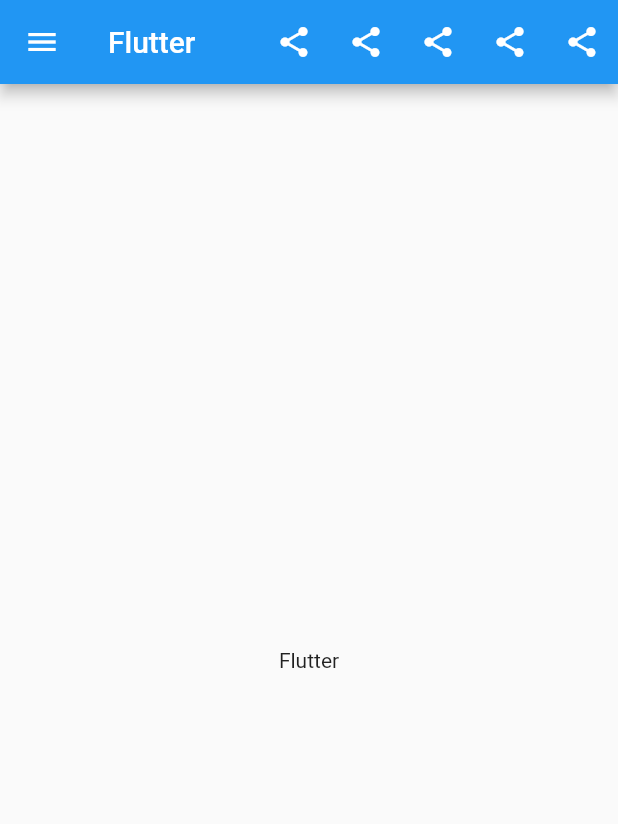
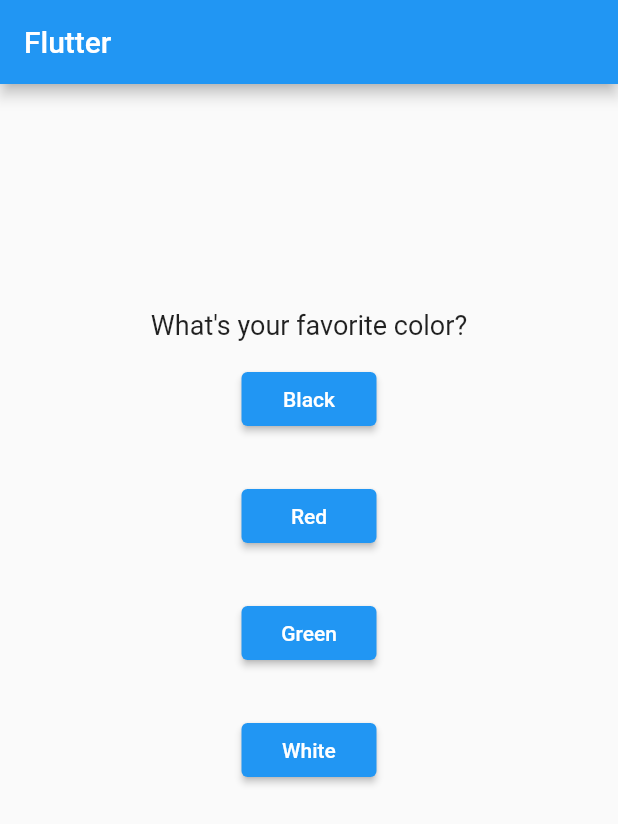
Before and after one commit to baizhi958216/Begin-learning-Flutter, a Flutter app: the screen it shows after launch, on a phone screen of 412 x 824 dp. Shown: the top 824 px of the screen. Run offline on Flutter 3.47's test engine with Material 2 defaults, Android fonts, the phone set to English and light mode, and no system bars.

Commit message:
flutter: new demo
Signed-off-by: baizhi958216 <1475289190@qq.com>

```diff
--- /dev/null
+++ b/lib/answer.dart
@@ -0,0 +1,30 @@
+import 'package:flutter/material.dart';
+
+class Answer extends StatelessWidget {
+  /*
+  由于_answerQuestion没有返回值,
+  所以该回调函数应该是 VoidCallback
+  设置为 Function 会收到 error
+  */
+
+  final VoidCallback selectHandler;
+  final String answerText;
+  const Answer(this.selectHandler, this.answerText, {Key? key})
+      : super(key: key);
+
+  @override
+  Widget build(BuildContext context) {
+    return Container(
+      width: 90,
+      margin: const EdgeInsets.only(left: 0, top: 15, right: 0, bottom: 15),
+      // flutter 2.12开始不再使用RaisedButton
+      child: ElevatedButton(
+        style: ButtonStyle(
+          backgroundColor: MaterialStateProperty.all(Colors.blue),
+        ),
+        onPressed: selectHandler,
+        child: Text(answerText),
+      ),
+    );
+  }
+}
--- a/lib/main.dart
+++ b/lib/main.dart
@@ -1,4 +1,153 @@
-// 打log用的
+import 'dart:developer';
+
+import 'package:exploration_planner/quiz.dart';
+import 'package:exploration_planner/result.dart';
+import 'package:flutter/material.dart';
+
+/* void main() {
+  runApp(MyApp());
+} */
+
+main() => runApp(const MyApp());
+
+// class MyApp extends StatelessWidget {
+// refactor重构StatelessWidget->StatefulWidget Ctrl+Shift+r
+class MyApp extends StatefulWidget {
+  // 为公开类提供Key
+  const MyApp({Key? key}) : super(key: key);
+
+  /*
+  // VSCode自动重构生成
+  @override
+  State<MyApp> createState() => _MyAppState();
+  */
+
+  @override
+  State<StatefulWidget> createState() {
+    return _MyAppState();
+  }
+}
+
+class _MyAppState extends State<MyApp> {
+  var _questionIndex = 0;
+
+  // const: 编译时常量
+  // final: 运行时常量
+  final _questions = const [
+    {
+      'QuestionText': 'What\'s your favorite color?',
+      'answer': ['Black', 'Red', 'Green', 'White'],
+    },
+    {
+      'QuestionText': 'What\'s your favorite animal?',
+      'answer': ['Rabbits', 'Snake', 'Elephant', 'Lion'],
+    },
+    {
+      'QuestionText': '挑选你的老婆?',
+      'answer': ['莹', '神里凌华', '霄宫', '刻晴'],
+    },
+  ];
+
+  void _answerQuestion() {
+    setState(() {
+      if (_questionIndex < _questions.length) {
+        _questionIndex++;
+        /*
+        https://dart-lang.github.io/linter/lints/avoid_print.html
+        BAD: print('$_questionIndex');
+        GOOD: log('$_questionIndex');
+        */
+        log('$_questionIndex');
+      }
+    });
+  }
+
+  @override
+  Widget build(BuildContext context) {
+    return MaterialApp(
+      home: Scaffold(
+          appBar: AppBar(title: const Text("Flutter")),
+          body: _questionIndex < _questions.length
+              /*
+        小于questions.length展示列表
+        否则中间展示'There is nothing here!!'
+         */
+              ? Quiz(_questions, _answerQuestion, _questionIndex)
+              : const Result('There is nothing here')),
+    );
+  }
+
+  /*
+  //高度耦合
+  @override
+  Widget build(BuildContext context) {
+    var questions = [
+      'What\'s your favorite color?',
+      'What\'s your favorite animal?'
+    ];
+    return MaterialApp(
+      // home: Text("Hello!"),
+      home: Scaffold(
+        appBar: AppBar(title: const Text("Flutter")),
+        // body: Text('Flutter'),
+        body: Column(children: <Widget>[
+          Text(questions[questionIndex]),
+          // answerQuestion()会返回结果给编译器，但是此处answerQuestion是void
+          // answerQuestion则将指针传给编译器
+          ElevatedButton(
+              onPressed: answerQuestion, child: const Text("Answer 1")),
+          // 可以使用箭头函数，匿名函数
+          ElevatedButton(
+              onPressed: () => print("Answer 2!"),
+              child: const Text("Answer 2")),
+          ElevatedButton(
+              onPressed: () {
+                print("Answer 3!");
+              },
+              child: const Text('Answer 3')),
+        ]),
+      ),
+    );
+  } */
+}
+
+
+
+
+
+
+
+
+
+
+
+
+
+
+
+
+
+
+
+
+
+
+
+
+
+
+
+
+
+
+
+
+
+
+
+
+
+/* // 打log用的
 import 'dart:developer';
 // 引入flutter自带material包，提供丰富的material Widgets
 import 'package:flutter/material.dart';
@@ -85,3 +234,4 @@
     );
   }
 }
+ */
--- /dev/null
+++ b/lib/question.dart
@@ -0,0 +1,20 @@
+import 'package:flutter/material.dart';
+
+class Question extends StatelessWidget {
+  final String questionText;
+
+  const Question(this.questionText, {Key? key}) : super(key: key);
+
+  @override
+  Widget build(BuildContext context) {
+    return Container(
+      width: double.infinity,
+      margin: const EdgeInsets.only(top: 150, left: 0, right: 0, bottom: 0),
+      child: Text(
+        questionText,
+        style: const TextStyle(fontSize: 18),
+        textAlign: TextAlign.center,
+      ),
+    );
+  }
+}
--- /dev/null
+++ b/lib/quiz.dart
@@ -0,0 +1,24 @@
+import 'package:flutter/material.dart';
+
+import './answer.dart';
+import './question.dart';
+
+class Quiz extends StatelessWidget {
+  final List<Map<String, Object>> questions;
+  final int questionIndex;
+  final VoidCallback answerQuestion;
+
+  const Quiz(this.questions, this.answerQuestion, this.questionIndex,
+      {Key? key})
+      : super(key: key);
+
+  @override
+  Widget build(BuildContext context) {
+    return Column(children: <Widget>[
+      Question(questions[questionIndex]['QuestionText'] as String),
+      ...(questions[questionIndex]['answer'] as List<String>).map((answer) {
+        return Answer(answerQuestion, answer);
+      }).toList()
+    ]);
+  }
+}
--- /dev/null
+++ b/lib/result.dart
@@ -0,0 +1,15 @@
+import 'package:flutter/material.dart';
+
+@immutable
+class Result extends StatelessWidget {
+  final String textArea;
+
+  const Result(this.textArea, {Key? key}) : super(key: key);
+
+  @override
+  Widget build(BuildContext context) {
+    return Center(
+      child: Text(textArea),
+    );
+  }
+}
```
Also changed, not shown: 1 other file.
